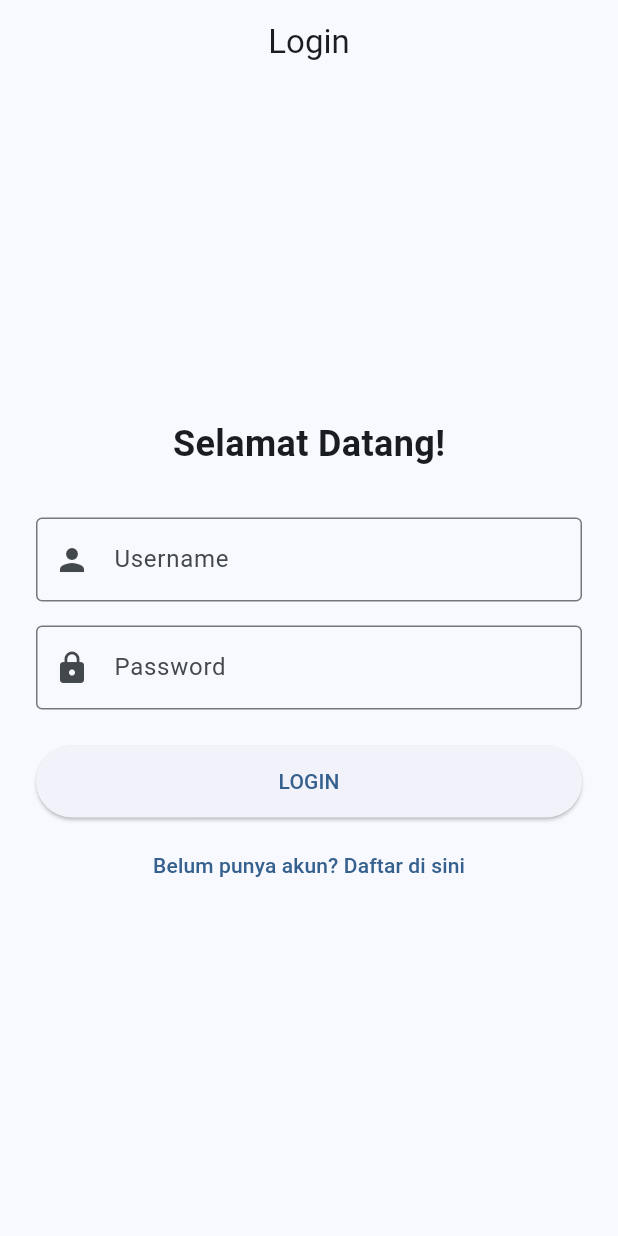
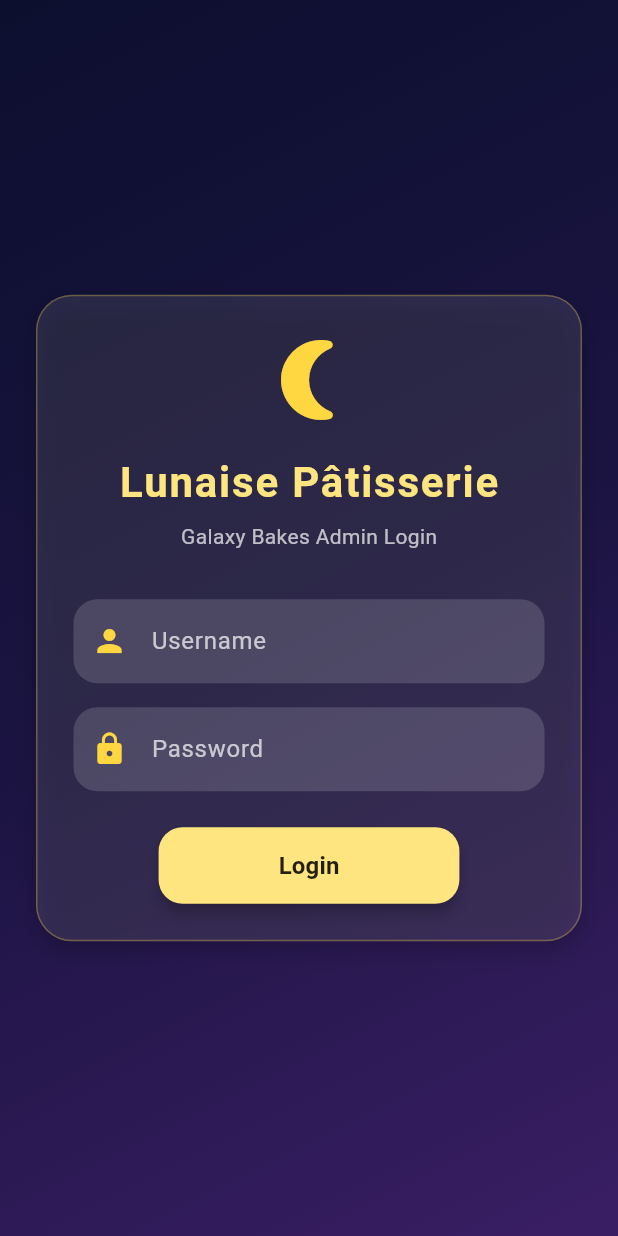
Before and after one commit to LOUISENZR/expense_manager, a Flutter app: the screen it shows after launch, on a phone screen of 412 x 824 dp. Run offline on Flutter 3.47's test engine with Material 3 defaults, Android fonts, the phone set to English and light mode, and no system bars.

Commit message:
UX Login

```diff
--- a/lib/screens/login_screen.dart
+++ b/lib/screens/login_screen.dart
@@ -8,76 +8,154 @@ class LoginScreen extends StatefulWidget {
 }
 
 class _LoginScreenState extends State<LoginScreen> {
-  final usernameController = TextEditingController();
-  final passwordController = TextEditingController();
+  final _formKey = GlobalKey<FormState>();
+  final _usernameController = TextEditingController();
+  final _passwordController = TextEditingController();
 
   void _login() {
-    final username = usernameController.text.trim();
-    final password = passwordController.text.trim();
+    if (_formKey.currentState!.validate()) {
+      final username = _usernameController.text;
+      final password = _passwordController.text;
 
-    if (username == 'Louise' && password == '1234') {
+      if (username == 'admin' && password == '12345') {
         Navigator.pushReplacementNamed(context, '/home');
       } else {
         ScaffoldMessenger.of(context).showSnackBar(
           const SnackBar(
-          content: Text('Username atau password salah!'),
+            content: Text('Invalid username or password'),
             backgroundColor: Colors.redAccent,
           ),
         );
+      }
     }
   }
 
   @override
   Widget build(BuildContext context) {
     return Scaffold(
-      appBar: AppBar(
-        title: const Text('Login'),
-        centerTitle: true,
+      body: Container(
+        decoration: const BoxDecoration(
+          gradient: LinearGradient(
+            colors: [
+              Color(0xFF0C0F2E),
+              Color(0xFF1B1442),
+              Color(0xFF3A1E64),
+            ],
+            begin: Alignment.topLeft,
+            end: Alignment.bottomRight,
           ),
-      body: Padding(
-        padding: const EdgeInsets.all(24.0),
+        ),
+        child: Center(
+          child: SingleChildScrollView(
+            child: Container(
+              margin: const EdgeInsets.symmetric(horizontal: 24),
+              padding: const EdgeInsets.all(24),
+              decoration: BoxDecoration(
+                color: Colors.white.withValues(alpha: 0.1),
+                borderRadius: BorderRadius.circular(24),
+                border: Border.all(
+                    color: Colors.amberAccent.withValues(alpha: 0.3)),
+                boxShadow: [
+                  BoxShadow(
+                    color: Colors.black.withValues(alpha: 0.2),
+                    blurRadius: 12,
+                    offset: const Offset(0, 6),
+                  ),
+                ],
+              ),
+              child: Form(
+                key: _formKey,
                 child: Column(
-          mainAxisAlignment: MainAxisAlignment.center,
+                  mainAxisSize: MainAxisSize.min,
                   children: [
+                    const Icon(
+                      Icons.nightlight_round,
+                      color: Colors.amberAccent,
+                      size: 64,
+                    ),
+                    const SizedBox(height: 16),
+                    Text(
+                      "Lunaise Pâtisserie",
+                      style: TextStyle(
+                        fontSize: 28,
+                        fontWeight: FontWeight.bold,
+                        color: Colors.amberAccent.shade100,
+                        letterSpacing: 1.2,
+                      ),
+                    ),
+                    const SizedBox(height: 6),
                     const Text(
-              'Selamat Datang!',
-              style: TextStyle(fontSize: 24, fontWeight: FontWeight.bold),
+                      "Galaxy Bakes Admin Login",
+                      style: TextStyle(
+                        fontSize: 14,
+                        color: Colors.white70,
+                      ),
                     ),
                     const SizedBox(height: 32),
-            TextField(
-              controller: usernameController,
-              decoration: const InputDecoration(
+                    TextFormField(
+                      controller: _usernameController,
+                      decoration: InputDecoration(
+                        filled: true,
+                        fillColor: Colors.white.withValues(alpha: 0.15),
                         labelText: 'Username',
-                prefixIcon: Icon(Icons.person),
-                border: OutlineInputBorder(),
+                        labelStyle: const TextStyle(color: Colors.white70),
+                        border: OutlineInputBorder(
+                          borderRadius: BorderRadius.circular(16),
+                          borderSide: BorderSide.none,
                         ),
+                        prefixIcon:
+                        const Icon(Icons.person, color: Colors.amberAccent),
+                      ),
+                      style: const TextStyle(color: Colors.white),
+                      validator: (value) =>
+                      value!.isEmpty ? 'Enter your username' : null,
                     ),
                     const SizedBox(height: 16),
-            TextField(
-              controller: passwordController,
+                    TextFormField(
+                      controller: _passwordController,
                       obscureText: true,
-              decoration: const InputDecoration(
+                      decoration: InputDecoration(
+                        filled: true,
+                        fillColor: Colors.white.withValues(alpha: 0.15),
                         labelText: 'Password',
-                prefixIcon: Icon(Icons.lock),
-                border: OutlineInputBorder(),
+                        labelStyle: const TextStyle(color: Colors.white70),
+                        border: OutlineInputBorder(
+                          borderRadius: BorderRadius.circular(16),
+                          borderSide: BorderSide.none,
                         ),
+                        prefixIcon:
+                        const Icon(Icons.lock, color: Colors.amberAccent),
+                      ),
+                      style: const TextStyle(color: Colors.white),
+                      validator: (value) =>
+                      value!.isEmpty ? 'Enter your password' : null,
                     ),
                     const SizedBox(height: 24),
                     ElevatedButton(
                       onPressed: _login,
                       style: ElevatedButton.styleFrom(
-                minimumSize: const Size(double.infinity, 48),
+                        backgroundColor: Colors.amberAccent.shade100,
+                        foregroundColor: Colors.black87,
+                        padding: const EdgeInsets.symmetric(
+                            horizontal: 80, vertical: 14),
+                        shape: RoundedRectangleBorder(
+                          borderRadius: BorderRadius.circular(16),
                         ),
-              child: const Text('LOGIN'),
+                        elevation: 4,
                       ),
-            const SizedBox(height: 8),
-            TextButton(
-              onPressed: () {
-                Navigator.pushNamed(context, '/register');
-              },
-              child: const Text('Belum punya akun? Daftar di sini'),
+                      child: const Text(
+                        "Login",
+                        style: TextStyle(
+                          fontSize: 16,
+                          fontWeight: FontWeight.w600,
+                        ),
+                      ),
                     ),
                   ],
+                ),
+              ),
+            ),
+          ),
         ),
       ),
     );
--- a/pubspec.yaml
+++ b/pubspec.yaml
@@ -34,6 +34,7 @@ dependencies:
   # The following adds the Cupertino Icons font to your application.
   # Use with the CupertinoIcons class for iOS style icons.
   cupertino_icons: ^1.0.8
+  google_fonts: ^6.3.2
 
 dev_dependencies:
   flutter_test:
```
Also changed, not shown: pubspec.lock, 1 other file. Lines whose indentation alone changed are shown as unchanged.
